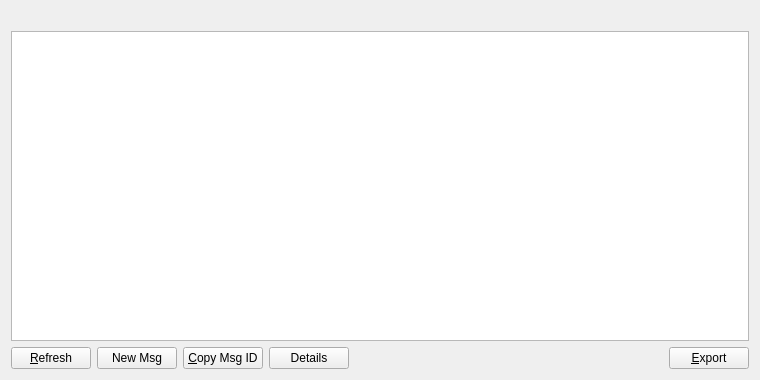
Before: the Qt Designer form src/qt/forms/messagelistpage.ui in greggdourgarian/syscoin2, drawn with Qt 5.
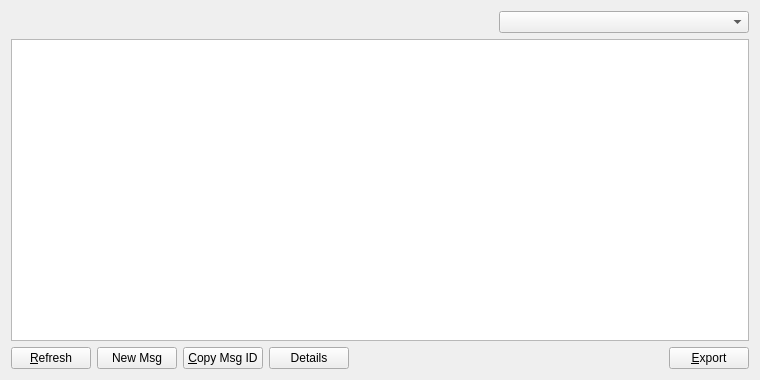
After: the same form once the commit is applied.

Commit message: setup alias list for all lsits

Diff of the .ui file:
```diff
--- a/src/qt/forms/messagelistpage.ui
+++ b/src/qt/forms/messagelistpage.ui
@@ -15,6 +15,8 @@
   </property>
   <layout class="QVBoxLayout" name="verticalLayout">
    <item>
+    <layout class="QHBoxLayout" name="horizontalLayout_2">
+     <item>
     <widget class="QLabel" name="labelExplanation">
      <property name="textFormat">
       <enum>Qt::PlainText</enum>
@@ -23,6 +25,18 @@
       <bool>true</bool>
      </property>
     </widget>
+     </item>
+     <item>
+      <widget class="QComboBox" name="displayListAlias">
+       <property name="maximumSize">
+        <size>
+         <width>250</width>
+         <height>16777215</height>
+        </size>
+       </property>
+      </widget>
+     </item>
+    </layout>
    </item>
    <item>
     <widget class="QTableView" name="tableView">
```
Lines whose indentation alone changed are shown as unchanged. The commit also changes 21 other files.
